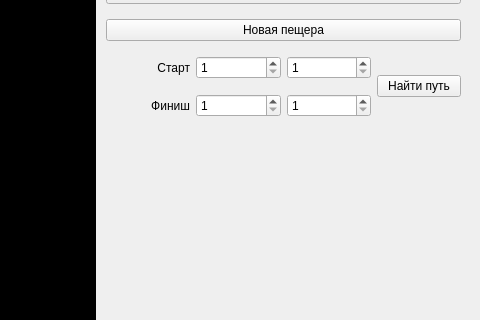
Sokol264/Maze, file mainwindow.ui: the form before one commit; both pictures show x 414 to 894 and y 85 to 405 of the 894 by 523 pixel window.
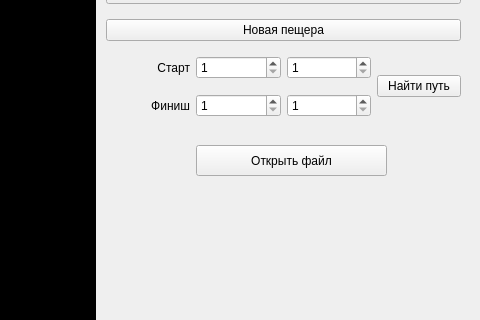
The form after the commit. Custom widgets are drawn as their Qt base class.

Patch:
```diff
--- a/mainwindow.ui
+++ b/mainwindow.ui
@@ -175,6 +175,19 @@
      </item>
     </layout>
    </widget>
+   <widget class="QPushButton" name="openFileButton">
+    <property name="geometry">
+     <rect>
+      <x>610</x>
+      <y>230</y>
+      <width>191</width>
+      <height>31</height>
+     </rect>
+    </property>
+    <property name="text">
+     <string>Открыть файл</string>
+    </property>
+   </widget>
   </widget>
  </widget>
  <customwidgets>
```
